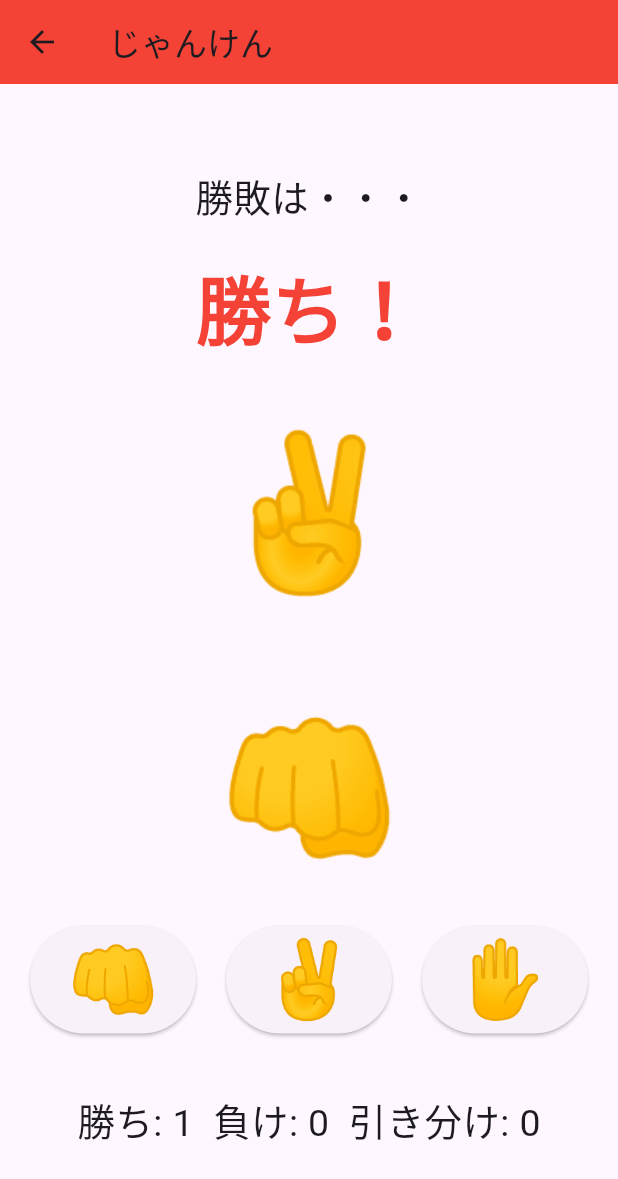
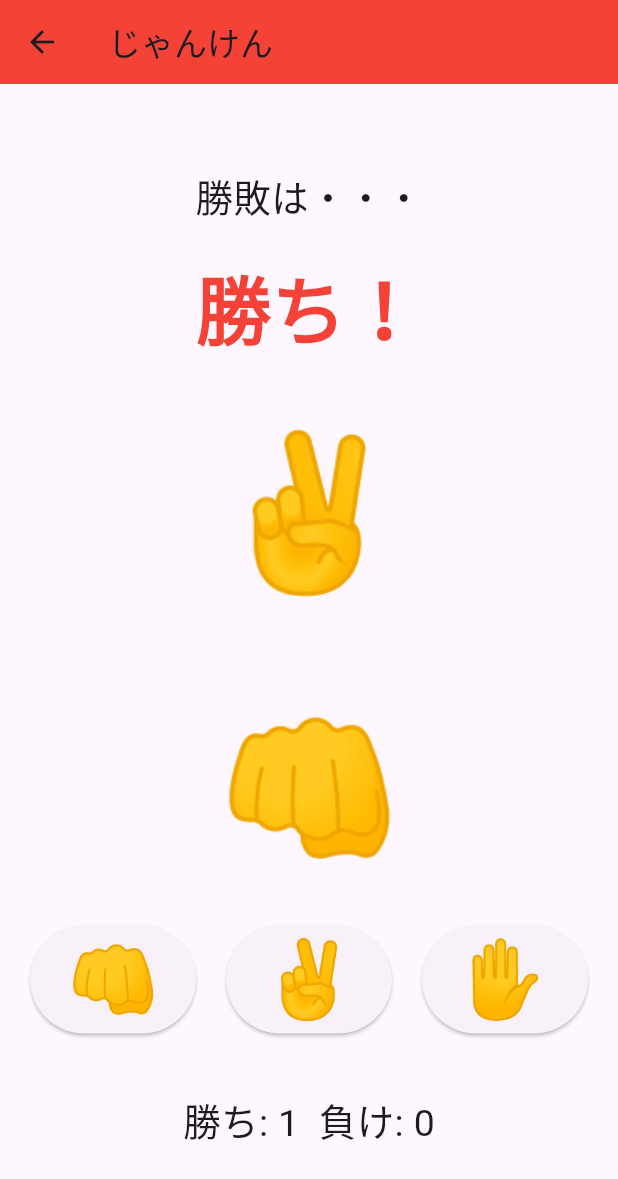
Before and after one commit to sugishitadaichi/Gamin, a Flutter app: the JankenPage screen opened directly, after a tap on an icon or button, on a phone screen of 412 x 824 dp. Shown: the top 1179 px of the screen. Run offline on Flutter 3.47's test engine with Material 3 defaults, Android fonts, the light colour scheme and no system bars.

Commit message:
引き分けカウント削除

```diff
--- a/lib/janken_page.dart
+++ b/lib/janken_page.dart
@@ -15,7 +15,6 @@ class _JankenPageState extends State<JankenPage> {
 
   int winCount = 0;
   int loseCount = 0;
-  int drawCount = 0;
 
   void selectHand(String selectedHand) {
     myHand = selectedHand;
@@ -57,7 +56,6 @@ class _JankenPageState extends State<JankenPage> {
 
   void judgeCount() {
     if (computedHand == myHand) {
-      drawCount++;
     } else if (myHand == '👊' && computedHand == '✌️' ||
         myHand == '✌️' && computedHand == '✋' ||
         myHand == '✋' && computedHand == '👊') {
@@ -176,7 +174,7 @@ class _JankenPageState extends State<JankenPage> {
               height: 40,
             ),
             Text(
-              '勝ち: $winCount  負け: $loseCount  引き分け: $drawCount',
+              '勝ち: $winCount  負け: $loseCount',
               style: TextStyle(
                 fontSize: 25,
               ),
```
